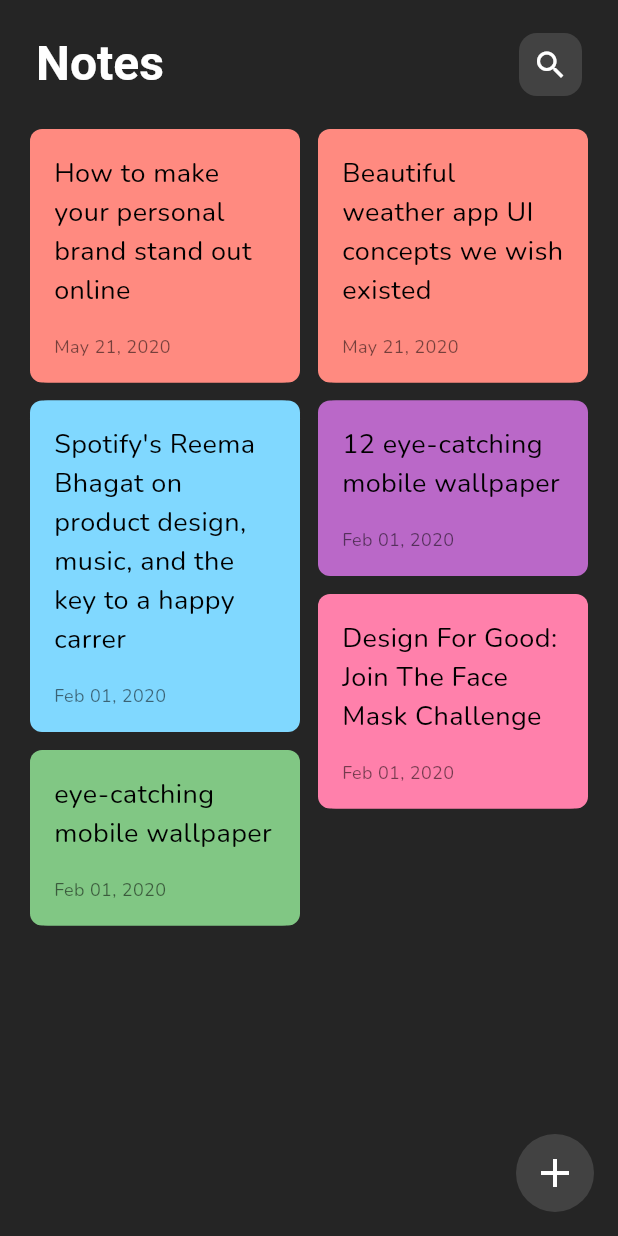
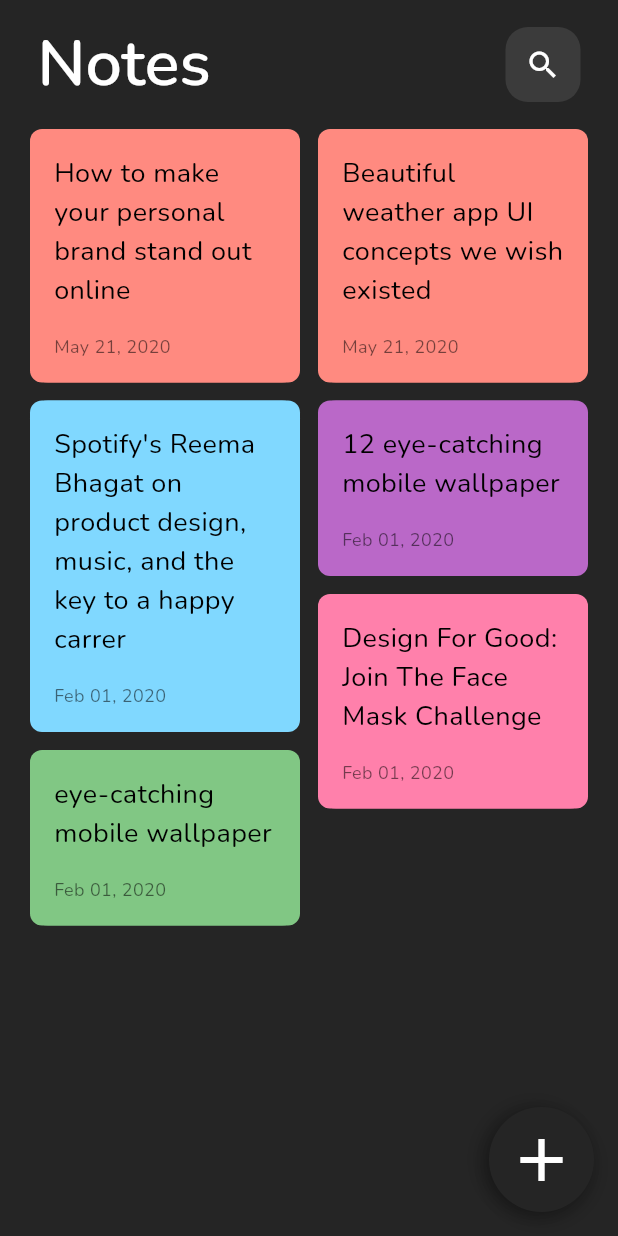
Before and after one commit to RodrigoUchoa001/notes-app, a Flutter app: the screen it shows after launch, on a phone screen of 412 x 824 dp. Run offline on Flutter 3.47's test engine with Material 3 defaults, Android fonts, the phone set to English and light mode, and no system bars; drawn by our look-alikes of waterfall_flow; our stand-ins replace firebase_core, flutter_riverpod, google_fonts; accounts and stored records are empty; generated files the repository leaves out were written again.

Commit message:
improved home screen dimentions using project on figma

```diff
--- a/lib/ui/screens/home_screen.dart
+++ b/lib/ui/screens/home_screen.dart
@@ -1,4 +1,5 @@
 import 'package:flutter/material.dart';
+import 'package:google_fonts/google_fonts.dart';
 import 'package:notes_app/ui/screens/edit_note_screen.dart';
 import 'package:notes_app/ui/widgets/home_screen/notes.dart';
 
@@ -11,43 +12,42 @@ class HomeScreen extends StatelessWidget {
       appBar: AppBar(
         toolbarHeight: 86,
         backgroundColor: Colors.transparent,
-        titleSpacing: 24,
-        title: const Text(
+        titleSpacing: 25,
+        title: Text(
           "Notes",
-          style: TextStyle(fontSize: 32, fontWeight: FontWeight.w600),
+          style: GoogleFonts.nunito(
+            fontSize: 43,
+            fontWeight: FontWeight.w600,
+          ),
         ),
         actions: [
           Material(
-            color: Colors.grey
-                .shade800, // set color here, so the inkwell animation appears
-            borderRadius: BorderRadius.circular(12),
+            color: Color(
+                0xFF3B3B3B), // set color here, so the inkwell animation appears
+            borderRadius: BorderRadius.circular(15),
             child: InkWell(
               onTap: () {},
-              borderRadius: BorderRadius.circular(12),
+              borderRadius: BorderRadius.circular(15),
               child: Container(
-                height: 42,
-                width: 42,
+                height: 50,
+                width: 50,
                 decoration: BoxDecoration(
-                  borderRadius: BorderRadius.circular(10),
+                  borderRadius: BorderRadius.circular(15),
                 ),
                 child: Center(
-                  child: Icon(Icons.search),
+                  child: Icon(Icons.search, size: 24),
                 ),
               ),
             ),
           ),
-          const SizedBox(width: 24),
+          const SizedBox(width: 25),
         ],
       ),
       body: SafeArea(
         minimum: EdgeInsets.symmetric(horizontal: 20),
         child: Notes(),
       ),
-      floatingActionButton: Material(
-        color: Colors
-            .grey.shade800, // set color here, so the inkwell animation appears
-        borderRadius: BorderRadius.circular(32),
-        child: InkWell(
+      floatingActionButton: InkWell(
         onTap: () {
           Navigator.of(context).push(
             MaterialPageRoute(
@@ -60,16 +60,30 @@ class HomeScreen extends StatelessWidget {
             ),
           );
         },
-          borderRadius: BorderRadius.circular(32),
+        borderRadius: BorderRadius.circular(72),
         child: Container(
-            height: 52,
-            width: 52,
+          height: 70,
+          width: 70,
           decoration: BoxDecoration(
-              borderRadius: BorderRadius.circular(10),
+            color: Color(0xFF252525),
+            borderRadius: BorderRadius.circular(72),
+            boxShadow: [
+              BoxShadow(
+                color: Color(0x40000000),
+                spreadRadius: 0,
+                blurRadius: 10,
+                offset: Offset(0, 5),
+              ),
+              BoxShadow(
+                color: Color(0x40000000),
+                spreadRadius: 0,
+                blurRadius: 10,
+                offset: Offset(-5, 0),
+              ),
+            ],
           ),
           child: Center(
-              child: Icon(Icons.add, size: 32),
-            ),
+            child: Icon(Icons.add, size: 48),
           ),
         ),
       ),
```
Lines whose indentation alone changed are shown as unchanged.
